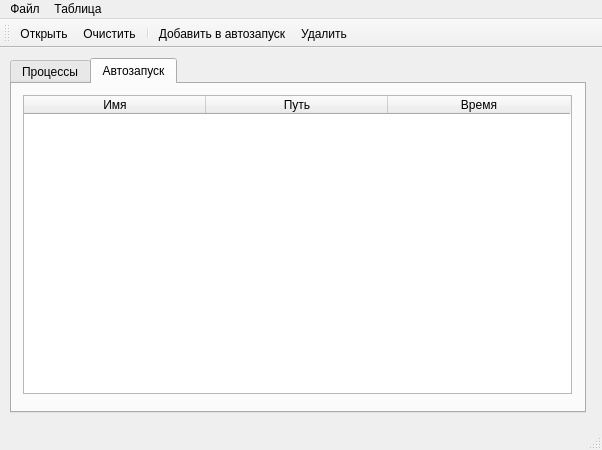
The window that Project1/Project1.ui (f1shaa/Project1) describes before a commit, drawn with Qt 5.
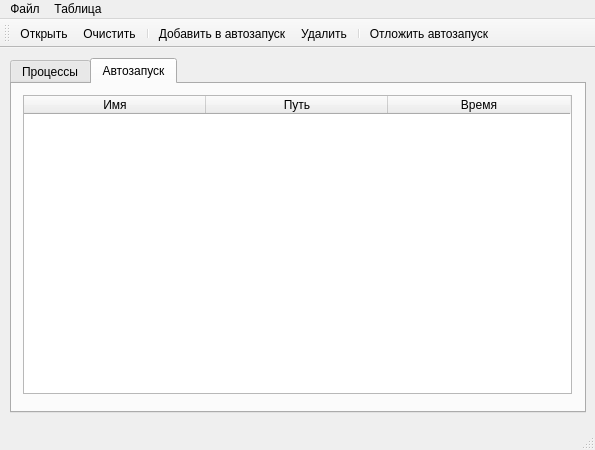
The same window after the commit. Icons and pictures are not drawn.

Commit message: добавлена кнопка отложить запуск в панель быстрого доступа

```diff
--- a/Project1/Project1.ui
+++ b/Project1/Project1.ui
@@ -6,7 +6,7 @@
    <rect>
     <x>0</x>
     <y>0</y>
-    <width>602</width>
+    <width>595</width>
     <height>450</height>
    </rect>
   </property>
@@ -18,13 +18,13 @@
   </property>
   <property name="minimumSize">
    <size>
-    <width>602</width>
+    <width>595</width>
     <height>450</height>
    </size>
   </property>
   <property name="maximumSize">
    <size>
-    <width>602</width>
+    <width>595</width>
     <height>450</height>
    </size>
   </property>
@@ -166,7 +166,7 @@
     <rect>
      <x>0</x>
      <y>0</y>
-     <width>602</width>
+     <width>595</width>
      <height>21</height>
     </rect>
    </property>
@@ -203,6 +203,8 @@
    <addaction name="separator"/>
    <addaction name="actionAddToAutoStart"/>
    <addaction name="actionDelete"/>
+   <addaction name="separator"/>
+   <addaction name="actionSetTime"/>
   </widget>
   <action name="actionOpen">
    <property name="icon">
@@ -240,6 +242,18 @@
     <string>Добавить в автозапуск</string>
    </property>
   </action>
+  <action name="actionSetTime">
+   <property name="icon">
+    <iconset resource="Project1.qrc">
+     <normaloff>:/Project1/img/time.png</normaloff>:/Project1/img/time.png</iconset>
+   </property>
+   <property name="text">
+    <string>Отложить автозапуск</string>
+   </property>
+   <property name="toolTip">
+    <string>Отложить автозапуск</string>
+   </property>
+  </action>
  </widget>
  <layoutdefault spacing="6" margin="11"/>
  <resources>
```
The commit also changes 4 other files.
